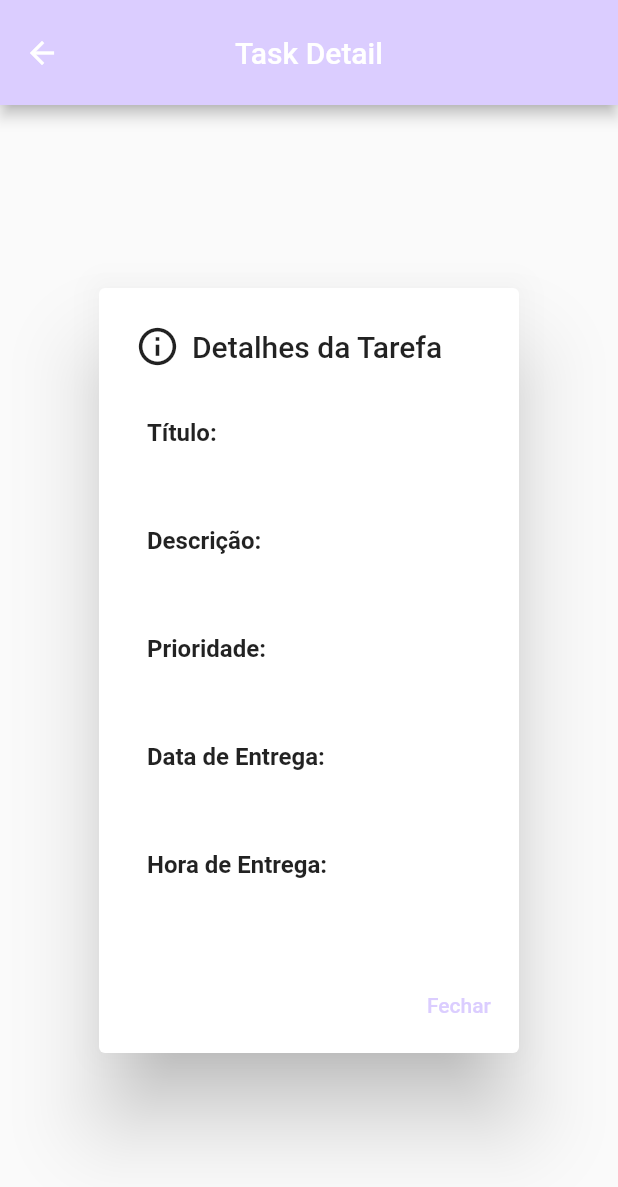
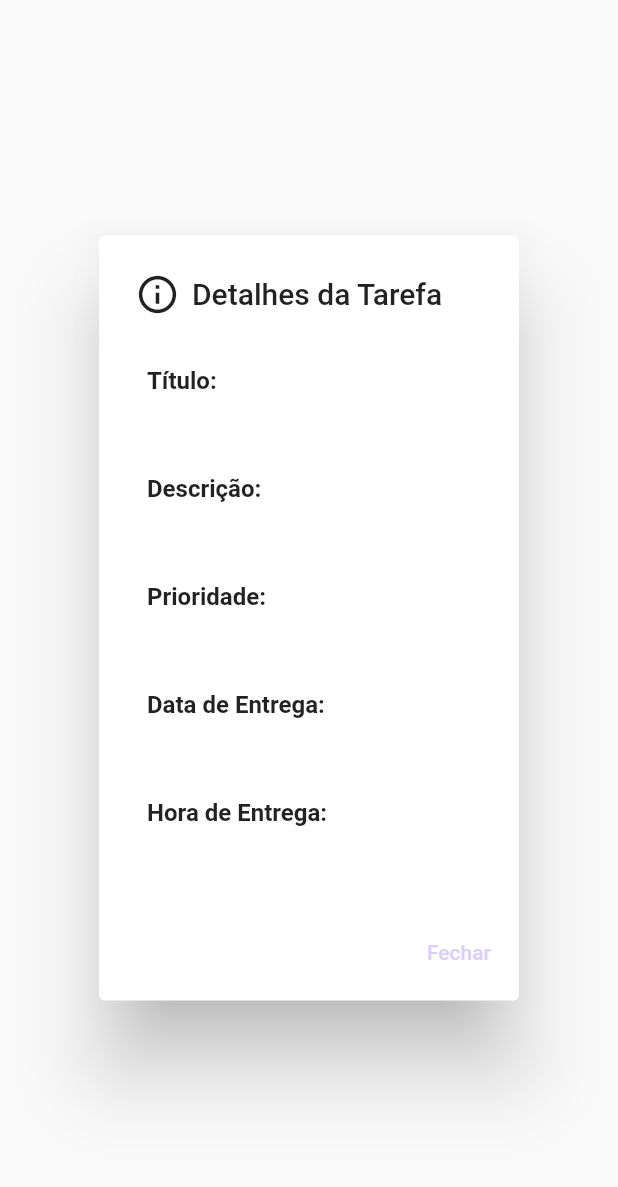
Before and after one commit to carolthy1/integrador10, a Flutter app: the TaskDetailPage widget shown alone on an empty page, opened directly with empty values, on a phone screen of 412 x 824 dp. Shown: the top 1187 px of the screen. Run offline on Flutter 3.47's test engine with Material 2 defaults, Android fonts, the phone set to English and light mode, and no system bars; our stand-ins replace cloud_firestore, firebase_auth, firebase_core, shared_preferences, sqflite; accounts and stored records are empty.

Commit message:
task detail arrumada

```diff
--- a/lib/task_detail.dart
+++ b/lib/task_detail.dart
@@ -9,15 +9,7 @@ class TaskDetailPage extends StatelessWidget {
 
   @override
   Widget build(BuildContext context) {
-    return Scaffold(
-      appBar: AppBar(
-        title: Text('Task Detail'),
-      ),
-      body: Padding(
-        padding: const EdgeInsets.all(16.0),
-        child: Hero(
-          tag: 'taskCard_${task.id}', // Use a mesma tag única aqui
-          child: AlertDialog(
+    return AlertDialog(
       contentPadding: EdgeInsets.all(16.0),
       title: Row(
         children: [
@@ -95,9 +87,6 @@ class TaskDetailPage extends StatelessWidget {
           child: Text('Fechar'),
         ),
       ],
-          ),
-        ),
-      ),
     );
   }
 }
```
Also changed, not shown: lib/home_screen.dart (+10 -12 lines), lib/registration_screen.dart (+15 -2 lines). Lines whose indentation alone changed are shown as unchanged.
